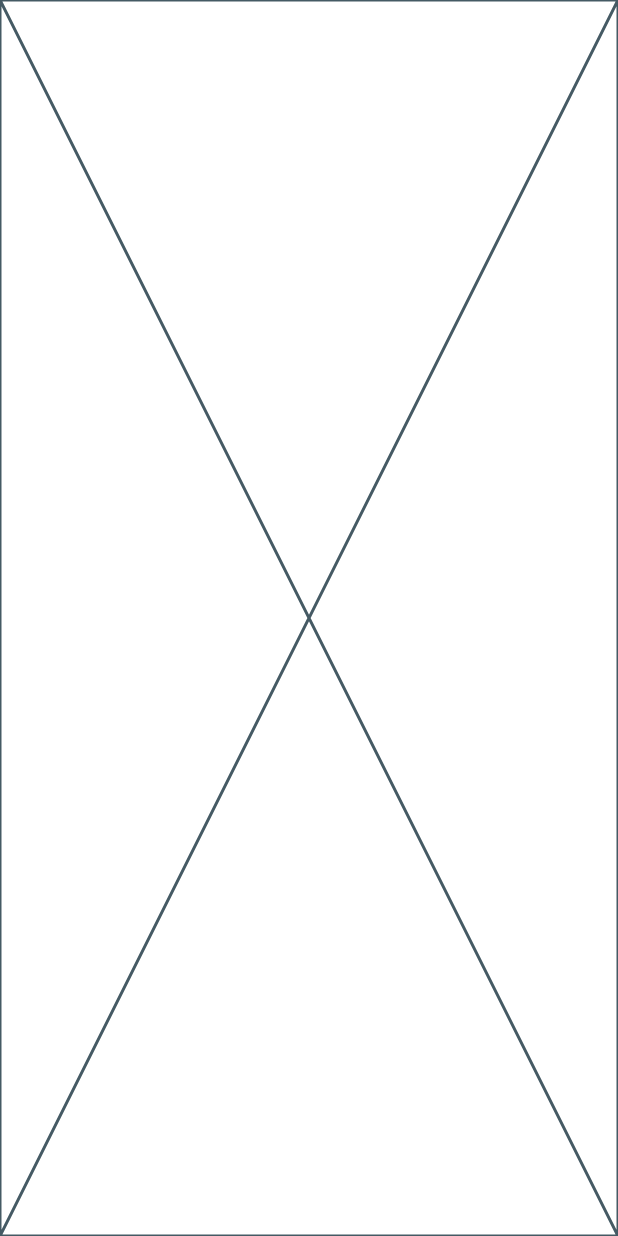
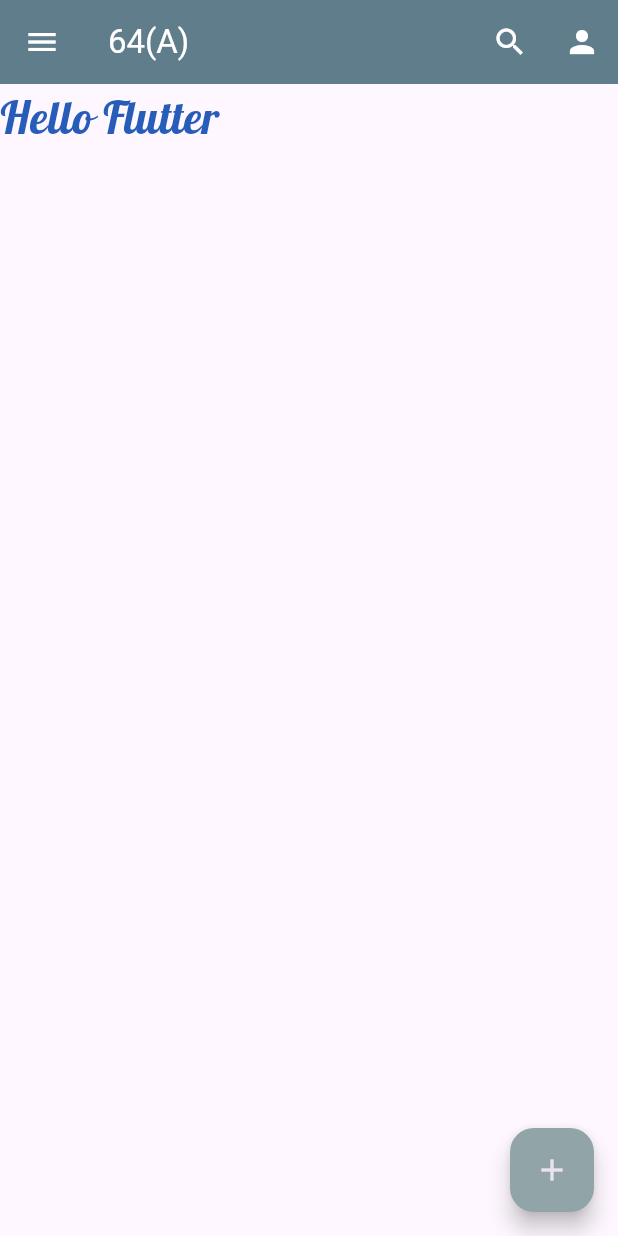
Before and after one commit to tuli-paul/Flutter-Assignment-01, a Flutter app: the screen it shows after launch, on a phone screen of 412 x 824 dp. Run offline on Flutter 3.47's test engine with Material 3 defaults, Android fonts, the phone set to English and light mode, and no system bars; our stand-ins replace google_fonts.

Commit message:
second commit

```diff
--- a/lib/HomePage.dart
+++ /dev/null
@@ -1,9 +0,0 @@
-import 'package:flutter/material.dart';
-
-class HomePage extends StatelessWidget {
-    const HomePage({super.key});
-    @override
-    Widget build (BuildContext context) {
-        return const Placeholder();
-    }
-}
--- /dev/null
+++ b/lib/home_page.dart
@@ -0,0 +1,80 @@
+
+import 'package:flutter/material.dart';
+import 'package:google_fonts/google_fonts.dart';
+
+class HomePage extends StatelessWidget {
+    const HomePage({super.key});
+    @override
+    Widget build (BuildContext context) {
+        return Scaffold
+        (
+        appBar: AppBar(title: Text("64(A)"),
+        backgroundColor: Colors.blueGrey,
+        foregroundColor: Colors.white,
+        //leading: Icon(Icons.home),
+        actions: [
+          IconButton(onPressed: (){}, icon: Icon(Icons.search)),
+          IconButton(onPressed: (){}, icon: Icon(Icons.person)),
+        ],
+        ),
+         drawer: Drawer(
+          child: Column (children: [
+            UserAccountsDrawerHeader(
+              decoration: BoxDecoration(color: const Color.fromARGB(255, 9, 136, 74),
+              ),
+              accountName: Text("Name"),
+              accountEmail: Text("Email"),
+            ),
+
+            ListTile(
+              trailing: Icon(Icons.home),
+              title: Text("HomePage"),
+              hoverColor: Colors.greenAccent,
+              splashColor: Colors.blueGrey,
+              onTap: () {},
+            ),
+            Divider(color: const Color.fromARGB(255, 9, 136, 74),
+            ),
+
+            ListTile(
+              trailing: Icon(Icons.settings),
+              title: Text("Setting"),
+              hoverColor: Colors.greenAccent,
+              splashColor: Colors.blueGrey,
+              onTap: () {},
+            ),
+            Divider(color: const Color.fromARGB(255, 9, 136, 74),
+            ),
+
+            Spacer(),
+            Divider(color: const Color.fromARGB(255, 9, 136, 74),),
+            ListTile (
+              trailing: Icon(Icons.logout),
+              title: Text("Logout"),
+              hoverColor: Colors.greenAccent,
+              splashColor: Colors.blueGrey,
+              onTap: () {},
+            ),
+
+          ]),
+         ),
+
+          body: Text("Hello Flutter",
+          style: GoogleFonts.lobster (
+            textStyle: TextStyle (
+              fontSize: 30,
+              color: const Color.fromARGB(255, 39, 93, 185),
+            ),
+          ),
+          ),
+
+          floatingActionButton: FloatingActionButton(onPressed: () {},
+          tooltip: "Add something",
+          backgroundColor: Color.fromARGB(255, 145, 164, 167),
+          foregroundColor: Color.fromARGB(255, 235, 226, 236),
+          child: Icon(Icons.add),
+          ),
+
+        );
+    }
+}
--- a/lib/main.dart
+++ b/lib/main.dart
@@ -1,5 +1,5 @@
 import 'package:flutter/material.dart';
-import 'package:project_28/HomePage.dart';
+import 'package:project_28/home_page.dart';
 
 void main() {
   runApp(const MyApp());
--- a/pubspec.yaml
+++ b/pubspec.yaml
@@ -30,6 +30,7 @@
 dependencies:
   flutter:
     sdk: flutter
+  google_fonts: ^9.0.0
 
   # The following adds the Cupertino Icons font to your application.
   # Use with the CupertinoIcons class for iOS style icons.
```
Also changed, not shown: pubspec.lock, 2 other files.
